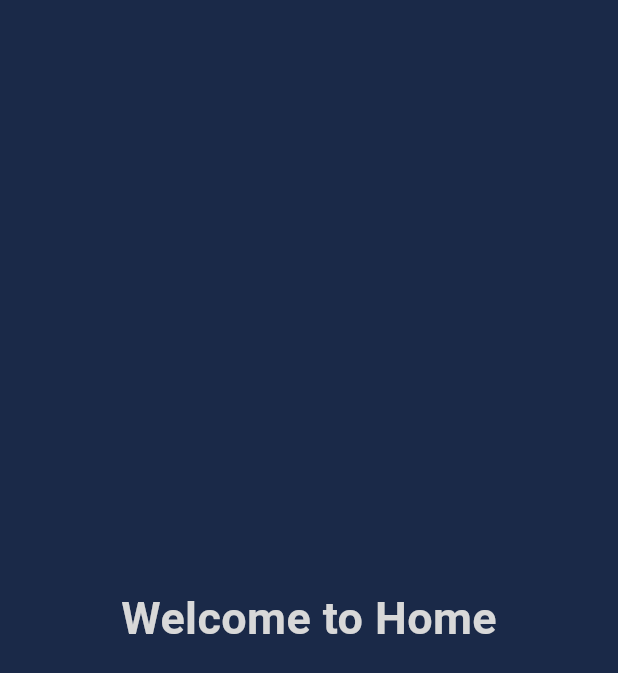
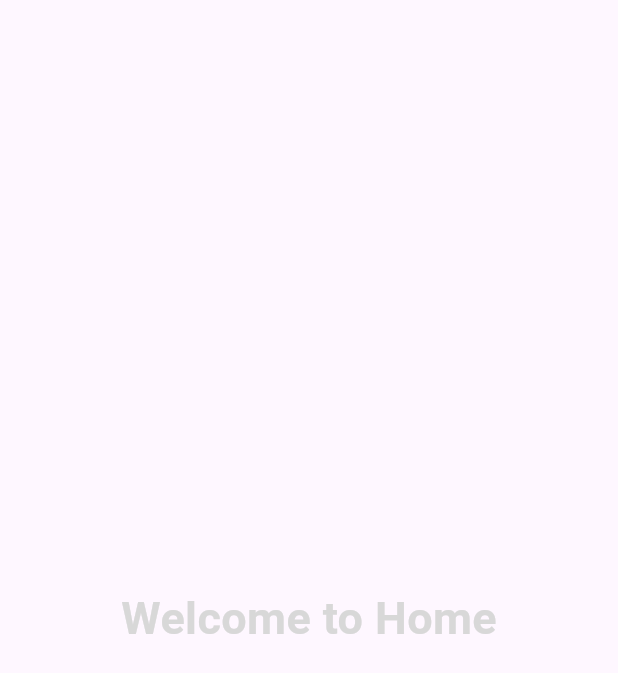
Before and after one commit to anmol-sarin/Flutter-Projects, a Flutter app: the screen it shows after launch, after a tap on "Login", on a phone screen of 412 x 824 dp. Shown: the top 673 px of the screen. Run offline on Flutter 3.47's test engine with Material 3 defaults, Android fonts, the phone set to English and light mode, and no system bars.

Commit message:
newCommit2

```diff
--- a/lib/main.dart
+++ b/lib/main.dart
@@ -13,7 +13,7 @@ class MyApp extends StatelessWidget{
     return MaterialApp(
       theme:ThemeData(
         textTheme: TextTheme(
-          bodyMedium: TextStyle(color: Colors.white)
+          // bodyMedium: TextStyle(color: Colors.white)
         )
       ),
       initialRoute:'/',
--- a/lib/pages/home_page.dart
+++ b/lib/pages/home_page.dart
@@ -8,7 +8,7 @@ class HomePage extends StatelessWidget{
   Widget build(BuildContext context){
     return MaterialApp(
       home:Scaffold(
-        backgroundColor: AppColors.background,
+        // backgroundColor: AppColors.background,
         body:Center(
           child:Text("Welcome to Home",
             style:TextStyle(
--- a/lib/pages/loginPage.dart
+++ b/lib/pages/loginPage.dart
@@ -9,7 +9,7 @@ class LoginPage extends StatelessWidget{
   Widget build (BuildContext context){
     return MaterialApp(
       home : Scaffold(
-        backgroundColor:AppColors.background,
+        // backgroundColor:AppColors.background,
 
         body:
         SingleChildScrollView(
```
